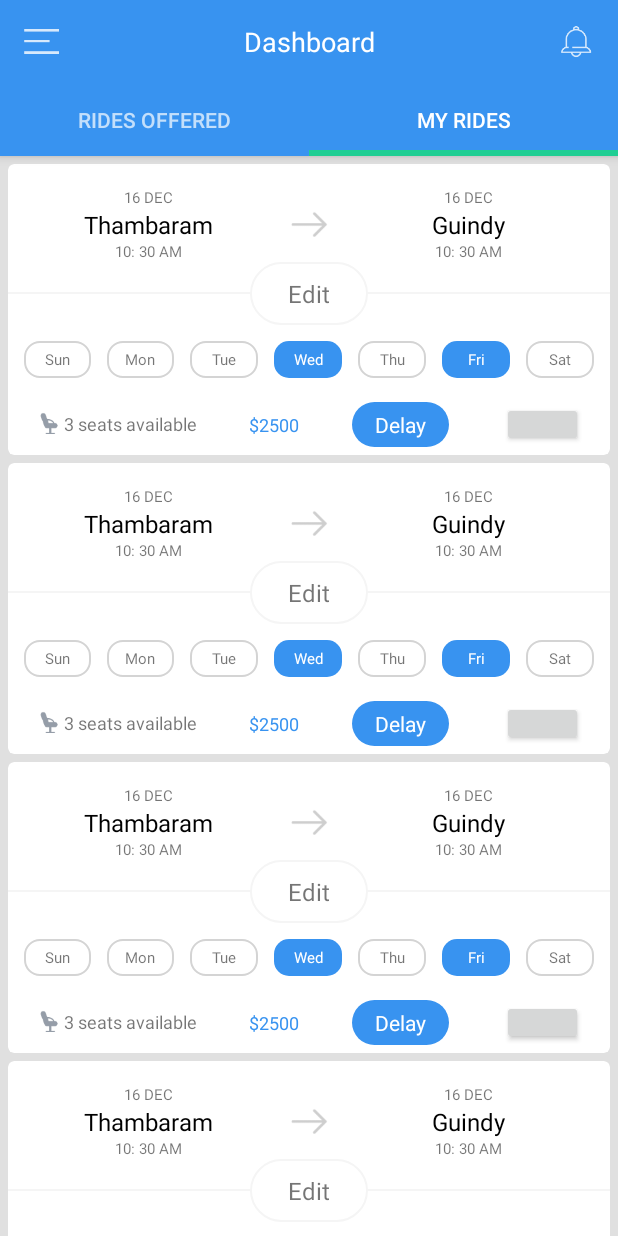
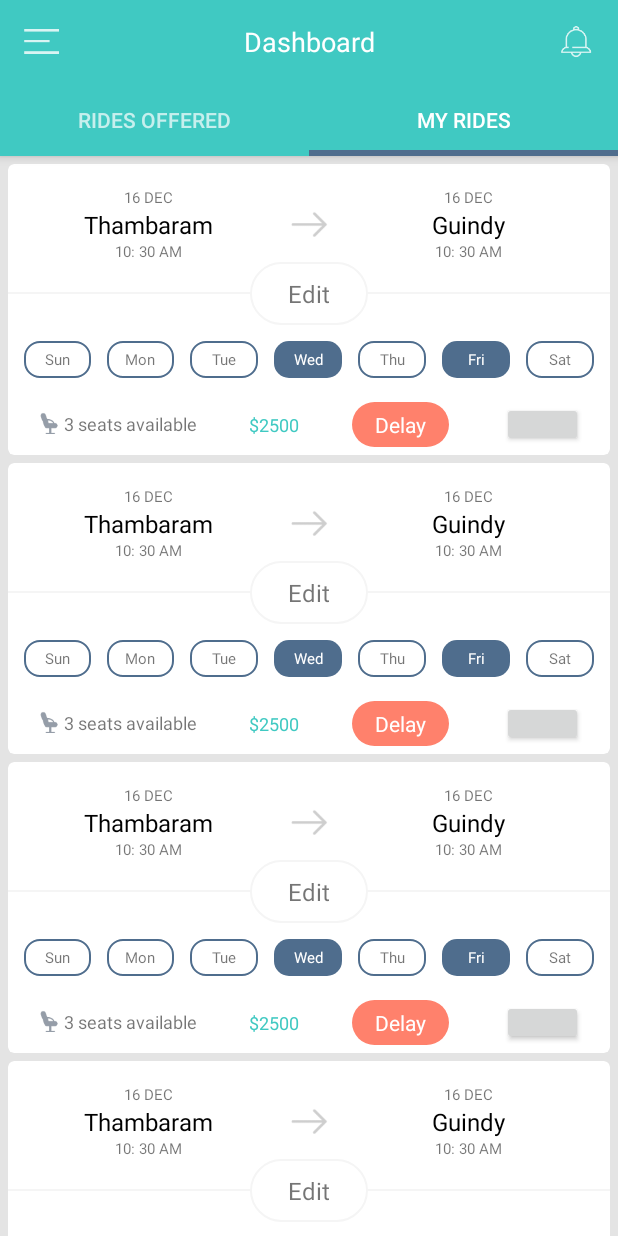
Before and after one commit to Saiprashanth-1993/CarPooling, an Android app: the DashboardActivity screen opened directly, with no data from a screen before it, tab 2 chosen, on a phone screen of 412 x 824 dp. Run offline under Robolectric (Android 15) with nearby library versions, the phone set to English and light mode, and no system bars; our stand-ins replace data binding; plain views replace ToggleButton.

Commit message:
Color code has been changed as per design.

```diff
--- a/app/build.gradle
+++ b/app/build.gradle
@@ -9,6 +9,7 @@ android {
         targetSdkVersion 25
         versionCode 1
         versionName "1.0"
+        multiDexEnabled true
         testInstrumentationRunner "android.support.test.runner.AndroidJUnitRunner"
     }
     dataBinding {
@@ -35,4 +36,5 @@ dependencies {
     testCompile 'junit:junit:4.12'
     compile 'com.android.support:cardview-v7:25.1.0'
     compile 'com.zcw:togglebutton-library:1.0.0'
+    compile 'com.google.android.gms:play-services:10.0.1'
 }
--- a/app/src/main/res/drawable/button_rounded_corner_border.xml
+++ b/app/src/main/res/drawable/button_rounded_corner_border.xml
@@ -2,6 +2,6 @@
 <shape xmlns:android="http://schemas.android.com/apk/res/android"
     android:shape="rectangle" android:padding="10dp">
     <!-- you can use any color you want I used here gray color-->
-    <solid android:color="@color/colorGreen"/>
+    <solid android:color="@color/colorPrimary"/>
     <corners android:radius="80dp"/>
 </shape>
--- a/app/src/main/res/drawable/circle_text_view.xml
+++ b/app/src/main/res/drawable/circle_text_view.xml
@@ -3,7 +3,7 @@
     <solid android:color="#FFFFFF" />
     <stroke
         android:width="1dip"
-        android:color="@color/colorEditTextHint" />
+        android:color="@color/colorHighLightBlue" />
     <corners android:radius="10dip" />
     <padding
         android:bottom="0dip"
--- a/app/src/main/res/drawable/circle_text_view_selected.xml
+++ b/app/src/main/res/drawable/circle_text_view_selected.xml
@@ -1,6 +1,6 @@
 <?xml version="1.0" encoding="UTF-8"?>
 <shape xmlns:android="http://schemas.android.com/apk/res/android">
-    <solid android:color="@color/colorPrimary" />
+    <solid android:color="@color/colorHighLightBlue" />
 
     <corners android:radius="10dip" />
     <padding
--- a/app/src/main/res/drawable/rounded_corner_blue_boarder.xml
+++ b/app/src/main/res/drawable/rounded_corner_blue_boarder.xml
@@ -3,6 +3,6 @@
     android:padding="10dp"
     android:shape="rectangle">
     <!-- you can use any color you want I used here gray color-->
-    <solid android:color="@color/colorPrimary" />
+    <solid android:color="@color/colorSecondaryColor" />
     <corners android:radius="80dp" />
 </shape>
--- a/app/src/main/res/layout/activity_company_registration.xml
+++ b/app/src/main/res/layout/activity_company_registration.xml
@@ -175,7 +175,9 @@
                     android:singleLine="true"
                     android:text="@={CompanyDetails.location}"
                     android:textColorHint="@color/colorEditTextHint"
-                    android:textSize="14sp" />
+                    android:textSize="14sp"
+                    android:focusable="false"
+                    android:onClick="@{ViewController.goolePlaceIntent}"/>
             </LinearLayout>
 
 
--- a/app/src/main/res/layout/activity_dashboard.xml
+++ b/app/src/main/res/layout/activity_dashboard.xml
@@ -41,7 +41,7 @@
 
                 <android.support.design.widget.TabLayout
                     android:id="@+id/tab_layout"
-                    app:tabIndicatorColor="@color/colorGreen"
+                    app:tabIndicatorColor="@color/colorHighLightBlue"
                     app:tabIndicatorHeight="4dp"
                     android:layout_width="match_parent"
                     android:layout_height="wrap_content"
@@ -69,7 +69,7 @@
             android:background="@android:color/white"
             android:fitsSystemWindows="true"
             app:headerLayout="@layout/navigation_header"
-            app:itemIconTint="@color/colorGreen"
+            app:itemIconTint="@color/colorPrimary"
             app:itemTextColor="#4b4b4b"
             app:menu="@menu/activity_dashboard_drawer" />
     </android.support.v4.widget.DrawerLayout>
--- a/app/src/main/res/layout/adapter_my_rides.xml
+++ b/app/src/main/res/layout/adapter_my_rides.xml
@@ -8,7 +8,6 @@
     <LinearLayout
         android:layout_width="match_parent"
         android:layout_height="wrap_content"
-        android:background="#E0E0E0"
         android:orientation="vertical"
         android:paddingLeft="5dp"
         android:paddingRight="5dp"
@@ -331,7 +330,7 @@
                             app:tbBorderWidth="2dp"
                             app:tbOffBorderColor="@android:color/darker_gray"
                             app:tbOffColor="@android:color/darker_gray"
-                            app:tbOnColor="@color/colorGreen"
+                            app:tbOnColor="@color/colorPrimary"
                             app:tbSpotColor="@android:color/white" />
                     </LinearLayout>
                 </LinearLayout>
--- a/app/src/main/res/layout/fragment_my_rides.xml
+++ b/app/src/main/res/layout/fragment_my_rides.xml
@@ -13,7 +13,7 @@
             android:id="@+id/my_rides"
             android:layout_width="match_parent"
             android:layout_height="match_parent"
-            android:background="#E0E0E0"
+            android:background="@color/colorBackground"
             android:orientation="vertical"
             app:layoutManager="android.support.v7.widget.LinearLayoutManager" />
 
--- a/app/src/main/res/layout/fragment_rides_offered.xml
+++ b/app/src/main/res/layout/fragment_rides_offered.xml
@@ -13,7 +13,7 @@
             android:id="@+id/offered_rides"
             android:layout_width="match_parent"
             android:layout_height="match_parent"
-            android:background="#E0E0E0"
+            android:background="@color/colorBackground"
             android:orientation="vertical"
             app:layoutManager="android.support.v7.widget.LinearLayoutManager" />
 
--- a/app/src/main/res/values/colors.xml
+++ b/app/src/main/res/values/colors.xml
@@ -1,9 +1,10 @@
 <?xml version="1.0" encoding="utf-8"?>
 <resources>
-    <color name="colorPrimary">#3893f0</color>
-    <color name="colorPrimaryDark">#3893f0</color>
-    <color name="colorAccent">#FF4081</color>
-    <color name="colorGreen">#20ce93</color>
+    <color name="colorPrimary">#40c9c2</color>
+    <color name="colorPrimaryDark">#1eafa8</color>
+    <color name="colorHighLightBlue">#4f6d8d</color>
+    <color name="colorSecondaryColor">#ff816c</color>
     <color name="colorEditTextHint">#d4d4d4</color>
     <color name="colorLine">#dfdfdf</color>
+    <color name="colorBackground">#e4e4e4</color>
 </resources>
--- a/app/src/main/res/values/strings.xml
+++ b/app/src/main/res/values/strings.xml
@@ -9,4 +9,5 @@
     <string name="validation_failure_message">Please make sure that all fields are not empty</string>
     <string name="validation_failure_email">Please make sure email id is valid</string>
     <string name="validation_failure_mobile_length">Please make sure password should have max of 6 character</string>
+    <string name="google_place_api_key">AIzaSyDXmb6C3WoD2KvgnJTnFKEI-YFSakbxlsY</string>
 </resources>
--- a/app/src/main/res/values/styles.xml
+++ b/app/src/main/res/values/styles.xml
@@ -11,8 +11,8 @@
     </style>
 
     <style name="RadioButton" parent="Theme.AppCompat.Light">
-        <item name="colorControlNormal">@color/colorGreen</item>
-        <item name="colorControlActivated">@color/colorGreen</item>
+        <item name="colorControlNormal">@color/colorPrimary</item>
+        <item name="colorControlActivated">@color/colorPrimary</item>
     </style>
 
     <style name="SplashScreen" parent="Theme.AppCompat.Light.NoActionBar">
@@ -33,7 +33,7 @@
 
     <style name="SCBSwitch" parent="Theme.AppCompat.Light">
         <!-- active thumb & track color (30% transparency) -->
-        <item name="colorControlActivated">@color/colorGreen</item>
+        <item name="colorControlActivated">@color/colorPrimary</item>
 
         <!-- inactive thumb color -->
         <item name="colorSwitchThumbNormal">#f1f1f1
```
Also changed, not shown: app/src/main/AndroidManifest.xml (+7 -0 lines), app/src/main/res/drawable/background_rounded_corner.xml (added, +15 -0 lines), app/src/main/res/layout/activity_search_place.xml (added, +31 -0 lines).
